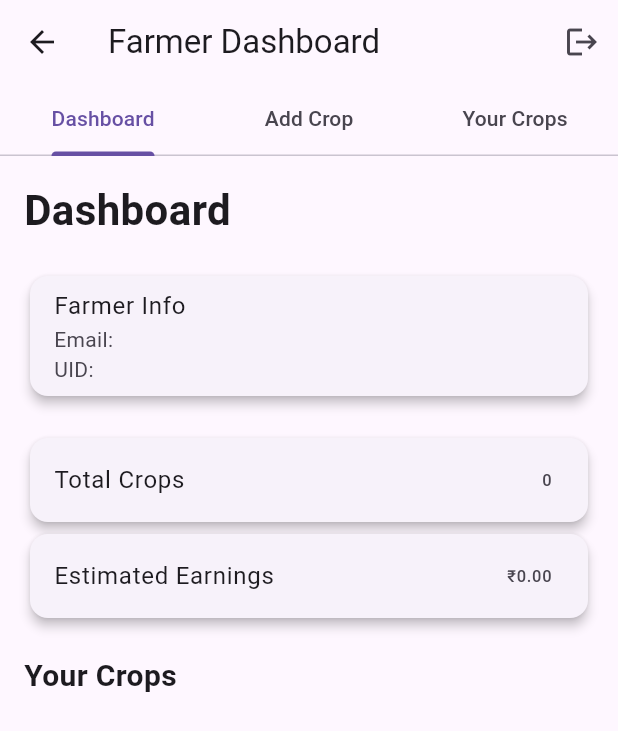
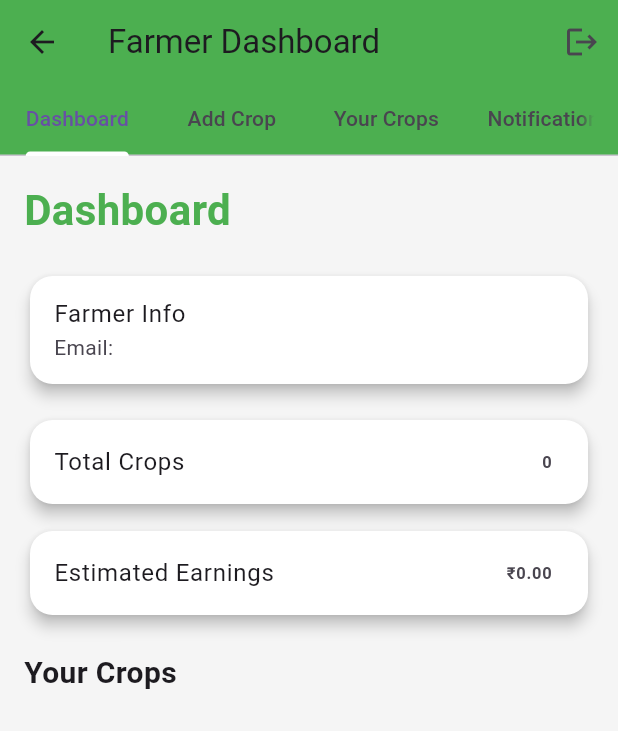
Before and after one commit to PriyanshuRaut/farmia_prototype, a Flutter app: the FarmerScreen screen opened by its route, on a phone screen of 412 x 824 dp. Shown: the top 731 px of the screen. Run offline on Flutter 3.47's test engine with Material 3 defaults, Android fonts, the light colour scheme and no system bars; our stand-ins replace cloud_firestore, firebase_auth, firebase_core; accounts and stored records are empty.

Commit message:
register and login feature and farmer dashboard

```diff
--- a/lib/main.dart
+++ b/lib/main.dart
@@ -54,6 +54,7 @@ class FarmiaPrototype extends StatelessWidget {
         '/register': (context) => RegisterScreen(),
         '/farmer': (context) => FarmerScreen(),
         '/buyer': (context) => BuyerScreen(),
+        '/login': (context) => AuthScreen(),
       },
     );
   }
--- a/lib/screens/farmer_screen.dart
+++ b/lib/screens/farmer_screen.dart
@@ -7,7 +7,8 @@ class FarmerScreen extends StatefulWidget {
   _FarmerScreenState createState() => _FarmerScreenState();
 }
 
-class _FarmerScreenState extends State<FarmerScreen> with SingleTickerProviderStateMixin {
+class _FarmerScreenState extends State<FarmerScreen>
+    with SingleTickerProviderStateMixin {
   late TabController _tabController;
 
   final _formKey = GlobalKey<FormState>();
@@ -17,18 +18,21 @@ class _FarmerScreenState extends State<FarmerScreen> with SingleTickerProviderSt
   final TextEditingController _harvestDate = TextEditingController();
   final TextEditingController _location = TextEditingController();
   final TextEditingController _description = TextEditingController();
+  final Color primaryGreen = Color(0xFF4CAF50);
+  final Color backgroundGrey = Color(0xFFF5F5F5);
+
   String _pricingType = 'fixed';
   bool _isSubmitting = false;
 
   @override
   void initState() {
-    _tabController = TabController(length: 3, vsync: this);
+    _tabController = TabController(length: 4, vsync: this);
     super.initState();
   }
 
   void _logout() async {
     await FirebaseAuth.instance.signOut();
-    Navigator.pushReplacementNamed(context, '/');
+    Navigator.pushReplacementNamed(context, '/login');
   }
 
   void _submitCrop() async {
@@ -49,7 +53,8 @@ class _FarmerScreenState extends State<FarmerScreen> with SingleTickerProviderSt
           'timestamp': Timestamp.now(),
         });
 
-        ScaffoldMessenger.of(context).showSnackBar(SnackBar(content: Text('Crop added successfully!')));
+        ScaffoldMessenger.of(context)
+            .showSnackBar(SnackBar(content: Text('Crop added successfully!')));
 
         _cropName.clear();
         _price.clear();
@@ -59,7 +64,8 @@ class _FarmerScreenState extends State<FarmerScreen> with SingleTickerProviderSt
         _description.clear();
         setState(() => _pricingType = 'fixed');
       } catch (e) {
-        ScaffoldMessenger.of(context).showSnackBar(SnackBar(content: Text('Error: $e')));
+        ScaffoldMessenger.of(context)
+            .showSnackBar(SnackBar(content: Text('Error: $e')));
       }
 
       setState(() => _isSubmitting = false);
@@ -82,53 +88,97 @@ class _FarmerScreenState extends State<FarmerScreen> with SingleTickerProviderSt
     String uid = FirebaseAuth.instance.currentUser!.uid;
     final user = FirebaseAuth.instance.currentUser;
 
-    return StreamBuilder<QuerySnapshot>(
-      stream: FirebaseFirestore.instance.collection('crops').where('farmerId', isEqualTo: uid).snapshots(),
-      builder: (context, snapshot) {
-        if (!snapshot.hasData) return Center(child: CircularProgressIndicator());
-
-        final crops = snapshot.data!.docs;
-        double totalEarnings = 0;
-        for (var doc in crops) {
-          totalEarnings += (doc['price'] as double) * (doc['quantity'] as int);
-        }
-
-        return SingleChildScrollView(
+    return Container(
+      color: backgroundGrey,
+      child: SingleChildScrollView(
         padding: EdgeInsets.all(16),
         child: Column(
           crossAxisAlignment: CrossAxisAlignment.start,
           children: [
-              Text('Dashboard', style: TextStyle(fontSize: 28, fontWeight: FontWeight.bold)),
+            Text('Dashboard',
+                style: TextStyle(
+                    fontSize: 28,
+                    fontWeight: FontWeight.bold,
+                    color: primaryGreen)),
             SizedBox(height: 20),
             Card(
-                elevation: 3,
+              shape: RoundedRectangleBorder(
+                  borderRadius: BorderRadius.circular(15)),
+              elevation: 4,
+              color: Colors.white,
               child: ListTile(
                 title: Text('Farmer Info'),
-                  subtitle: Text('Email: ${user?.email ?? "N/A"}\nUID: ${user?.uid}'),
+                subtitle: Text('Email: ${user?.email ?? "N/A"}'),
               ),
             ),
-              SizedBox(height: 20),
-              Card(
-                elevation: 3,
+            SizedBox(height: 16),
+            StreamBuilder<QuerySnapshot>(
+              stream: FirebaseFirestore.instance
+                  .collection('crops')
+                  .where('farmerId', isEqualTo: uid)
+                  .snapshots(),
+              builder: (context, snapshot) {
+                int totalCrops = snapshot.hasData ? snapshot.data!.docs.length : 0;
+                return Card(
+                  shape: RoundedRectangleBorder(
+                      borderRadius: BorderRadius.circular(15)),
+                  elevation: 4,
+                  color: Colors.white,
                   child: ListTile(
                     title: Text('Total Crops'),
-                  trailing: Text('${crops.length}'),
-                ),
-              ),
-              Card(
-                elevation: 3,
-                child: ListTile(
-                  title: Text('Estimated Earnings'),
-                  trailing: Text('₹${totalEarnings.toStringAsFixed(2)}'),
-                ),
-              ),
-              SizedBox(height: 20),
-              Text('Your Crops', style: TextStyle(fontSize: 20, fontWeight: FontWeight.bold)),
-              ...crops.map((doc) => _buildCropCard(doc)).toList(),
-            ],
+                    trailing: Text('$totalCrops',
+                        style: TextStyle(fontWeight: FontWeight.bold)),
                   ),
                 );
               },
+            ),
+            SizedBox(height: 10),
+            StreamBuilder<QuerySnapshot>(
+              stream: FirebaseFirestore.instance
+                  .collection('purchases')
+                  .where('farmerId', isEqualTo: uid)
+                  .snapshots(),
+              builder: (context, snapshot) {
+                double totalEarnings = 0;
+                if (snapshot.hasData) {
+                  snapshot.data!.docs.forEach((doc) {
+                    totalEarnings += (doc['total'] as num).toDouble();
+                  });
+                }
+                return Card(
+                  shape: RoundedRectangleBorder(
+                      borderRadius: BorderRadius.circular(15)),
+                  elevation: 4,
+                  color: Colors.white,
+                  child: ListTile(
+                    title: Text('Estimated Earnings'),
+                    trailing: Text('₹${totalEarnings.toStringAsFixed(2)}',
+                        style: TextStyle(fontWeight: FontWeight.bold)),
+                  ),
+                );
+              },
+            ),
+            SizedBox(height: 20),
+            Text('Your Crops',
+                style: TextStyle(fontSize: 20, fontWeight: FontWeight.bold)),
+            SizedBox(height: 10),
+            StreamBuilder<QuerySnapshot>(
+              stream: FirebaseFirestore.instance
+                  .collection('crops')
+                  .where('farmerId', isEqualTo: uid)
+                  .snapshots(),
+              builder: (context, snapshot) {
+                if (!snapshot.hasData) return Center(child: CircularProgressIndicator());
+                final crops = snapshot.data!.docs;
+                return Column(
+                  children:
+                  crops.map((doc) => _buildCropCard(doc)).toList(),
+                );
+              },
+            ),
+          ],
+        ),
+      ),
     );
   }
 
@@ -148,7 +198,8 @@ class _FarmerScreenState extends State<FarmerScreen> with SingleTickerProviderSt
             GestureDetector(
               onTap: _showDatePicker,
               child: AbsorbPointer(
-                child: _buildTextField(_harvestDate, 'Harvest Date (YYYY-MM-DD)'),
+                child: _buildTextField(
+                    _harvestDate, 'Harvest Date (YYYY-MM-DD)'),
               ),
             ),
             SizedBox(height: 10),
@@ -159,7 +210,8 @@ class _FarmerScreenState extends State<FarmerScreen> with SingleTickerProviderSt
             DropdownButtonFormField<String>(
               value: _pricingType,
               items: ['fixed', 'bidding', 'negotiable']
-                  .map((type) => DropdownMenuItem(value: type, child: Text(type.toUpperCase())))
+                  .map((type) => DropdownMenuItem(
+                  value: type, child: Text(type.toUpperCase())))
                   .toList(),
               onChanged: (value) {
                 if (value != null) setState(() => _pricingType = value);
@@ -175,9 +227,16 @@ class _FarmerScreenState extends State<FarmerScreen> with SingleTickerProviderSt
             _isSubmitting
                 ? CircularProgressIndicator()
                 : ElevatedButton(
+              style: ElevatedButton.styleFrom(
+                backgroundColor: primaryGreen,
+                shape: RoundedRectangleBorder(
+                    borderRadius: BorderRadius.circular(10)),
+                padding:
+                EdgeInsets.symmetric(vertical: 16, horizontal: 32),
+              ),
               onPressed: _submitCrop,
-              child: Text('Submit Crop'),
-              style: ElevatedButton.styleFrom(padding: EdgeInsets.symmetric(vertical: 16, horizontal: 32)),
+              child: Text('Submit Crop',
+                  style: TextStyle(color: Colors.white)),
             ),
           ],
         ),
@@ -187,37 +246,91 @@ class _FarmerScreenState extends State<FarmerScreen> with SingleTickerProviderSt
 
   Widget _buildYourCropsTab() {
     String uid = FirebaseAuth.instance.currentUser!.uid;
-    return StreamBuilder<QuerySnapshot>(
-      stream: FirebaseFirestore.instance.collection('crops').where('farmerId', isEqualTo: uid).snapshots(),
+    return Container(
+      color: backgroundGrey,
+      child: StreamBuilder<QuerySnapshot>(
+        stream: FirebaseFirestore.instance
+            .collection('crops')
+            .where('farmerId', isEqualTo: uid)
+            .snapshots(),
         builder: (context, snapshot) {
-        if (snapshot.connectionState == ConnectionState.waiting) return Center(child: CircularProgressIndicator());
-
+          if (snapshot.connectionState == ConnectionState.waiting) {
+            return Center(child: CircularProgressIndicator());
+          }
           if (!snapshot.hasData || snapshot.data!.docs.isEmpty) {
-          return Center(child: Text('No crops added yet.'));
+            return Center(
+                child: Text('No crops added yet.',
+                    style: TextStyle(fontSize: 16)));
+          }
+          return ListView.builder(
+            padding: EdgeInsets.all(12),
+            itemCount: snapshot.data!.docs.length,
+            itemBuilder: (context, index) {
+              final doc = snapshot.data!.docs[index];
+              return _buildCropCard(doc);
+            },
+          );
+        },
+      ),
+    );
   }
 
-        return ListView(
-          padding: EdgeInsets.all(8),
-          children: snapshot.data!.docs.map((doc) => _buildCropCard(doc)).toList(),
+  Widget _buildNotificationsTab() {
+    String uid = FirebaseAuth.instance.currentUser!.uid;
+    return Container(
+      color: backgroundGrey,
+      child: StreamBuilder<QuerySnapshot>(
+        stream: FirebaseFirestore.instance
+            .collection('notifications')
+            .where('farmerId', isEqualTo: uid)
+            .orderBy('timestamp', descending: true)
+            .snapshots(),
+        builder: (context, snapshot) {
+          if (!snapshot.hasData)
+            return Center(child: CircularProgressIndicator());
+          final notifications = snapshot.data!.docs;
+          if (notifications.isEmpty) {
+            return Center(child: Text('No notifications yet.'));
+          }
+          return ListView.builder(
+            padding: EdgeInsets.all(12),
+            itemCount: notifications.length,
+            itemBuilder: (context, index) {
+              final data = notifications[index].data() as Map<String, dynamic>;
+              return Card(
+                child: ListTile(
+                  title: Text(data['title'] ?? 'Notification'),
+                  subtitle: Text(data['body'] ?? ''),
+                  trailing: Text(
+                    data['timestamp'] != null
+                        ? (data['timestamp'] as Timestamp)
+                        .toDate()
+                        .toString()
+                        : '',
+                    style: TextStyle(fontSize: 12),
+                  ),
+                ),
               );
             },
+          );
+        },
+      ),
     );
   }
 
   Widget _buildCropCard(DocumentSnapshot crop) {
     final cropData = crop.data() as Map<String, dynamic>;
-
     return Card(
       child: ListTile(
         title: Text(cropData['name']),
         subtitle: Text(
-          '₹${cropData['price']} × ${cropData['quantity']}kg\n'
-              'Harvest: ${cropData['harvestDate']} | ${cropData['pricingType'].toUpperCase()}',
+          '₹${cropData['price']} × ${cropData['quantity']}kg\nHarvest: ${cropData['harvestDate']} | ${cropData['pricingType'].toUpperCase()}',
         ),
         trailing: PopupMenuButton<String>(
           onSelected: (value) {
             if (value == 'edit') {
-              Navigator.push(context, MaterialPageRoute(builder: (_) => EditCropScreen(crop: crop)));
+              Navigator.push(context,
+                  MaterialPageRoute(builder: (_) => EditCropScreen(crop: crop)));
             } else if (value == 'delete') {
               FirebaseFirestore.instance.collection('crops').doc(crop.id).delete();
             }
@@ -231,16 +344,19 @@ class _FarmerScreenState extends State<FarmerScreen> with SingleTickerProviderSt
     );
   }
 
-  Widget _buildTextField(TextEditingController controller, String label, {bool isNumber = false}) {
+  Widget _buildTextField(TextEditingController controller, String label,
+      {bool isNumber = false}) {
     return TextFormField(
       controller: controller,
       keyboardType: isNumber ? TextInputType.number : TextInputType.text,
-      validator: (value) => value == null || value.isEmpty ? 'Please enter $label' : null,
+      validator: (value) =>
+      value == null || value.isEmpty ? 'Please enter $label' : null,
       decoration: InputDecoration(
         filled: true,
         fillColor: Colors.white,
         labelText: label,
-        border: OutlineInputBorder(),
+        labelStyle: TextStyle(color: primaryGreen),
+        border: OutlineInputBorder(borderRadius: BorderRadius.circular(12)),
       ),
     );
   }
@@ -248,17 +364,21 @@ class _FarmerScreenState extends State<FarmerScreen> with SingleTickerProviderSt
   @override
   Widget build(BuildContext context) {
     return Scaffold(
+      backgroundColor: backgroundGrey,
       appBar: AppBar(
+        backgroundColor: primaryGreen,
         title: Text('Farmer Dashboard'),
         actions: [
           IconButton(icon: Icon(Icons.logout), onPressed: _logout),
         ],
         bottom: TabBar(
           controller: _tabController,
+          indicatorColor: Colors.white,
           tabs: [
             Tab(text: 'Dashboard'),
             Tab(text: 'Add Crop'),
             Tab(text: 'Your Crops'),
+            Tab(text: 'Notifications'),
           ],
         ),
       ),
@@ -268,6 +388,7 @@ class _FarmerScreenState extends State<FarmerScreen> with SingleTickerProviderSt
           _buildDashboard(),
           _buildAddCropForm(),
           _buildYourCropsTab(),
+          _buildNotificationsTab(),
         ],
       ),
     );
@@ -329,11 +450,13 @@ class _EditCropScreenState extends State<EditCropScreen> {
     }
   }
 
-  Widget _buildEditField(TextEditingController controller, String label, {bool isNumber = false}) {
+  Widget _buildEditField(TextEditingController controller, String label,
+      {bool isNumber = false}) {
     return TextFormField(
       controller: controller,
       keyboardType: isNumber ? TextInputType.number : TextInputType.text,
-      decoration: InputDecoration(labelText: label, border: OutlineInputBorder()),
+      decoration:
+      InputDecoration(labelText: label, border: OutlineInputBorder()),
     );
   }
 
@@ -353,7 +476,8 @@ class _EditCropScreenState extends State<EditCropScreen> {
             SizedBox(height: 10),
             GestureDetector(
               onTap: _showDatePicker,
-              child: AbsorbPointer(child: _buildEditField(_harvestDate, 'Harvest Date')),
+              child: AbsorbPointer(
+                  child: _buildEditField(_harvestDate, 'Harvest Date')),
             ),
             SizedBox(height: 10),
             _buildEditField(_location, 'Location'),
@@ -363,12 +487,14 @@ class _EditCropScreenState extends State<EditCropScreen> {
             DropdownButtonFormField<String>(
               value: _pricingType,
               items: ['fixed', 'bidding', 'negotiable']
-                  .map((type) => DropdownMenuItem(value: type, child: Text(type)))
+                  .map((type) =>
+                  DropdownMenuItem(value: type, child: Text(type)))
                   .toList(),
               onChanged: (value) {
                 if (value != null) setState(() => _pricingType = value);
               },
-              decoration: InputDecoration(labelText: 'Pricing Type', border: OutlineInputBorder()),
+              decoration: InputDecoration(
+                  labelText: 'Pricing Type', border: OutlineInputBorder()),
             ),
             SizedBox(height: 20),
             ElevatedButton(
```
Also changed, not shown: lib/screens/buyer_screen.dart (+42 -14 lines), lib/screens/crop_details_screen.dart (added, +263 -0 lines). Lines whose indentation alone changed are shown as unchanged.
